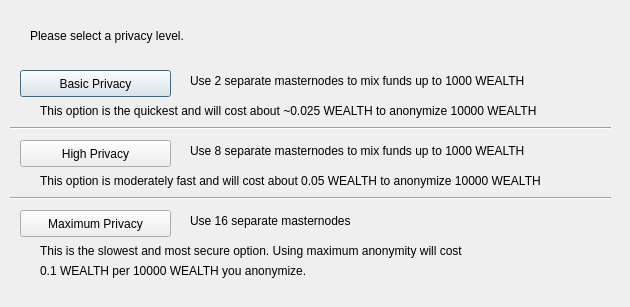
The window that src/qt/forms/obfuscationconfig.ui (hashplatform/WealthSilo) describes before a commit, drawn with Qt 5.
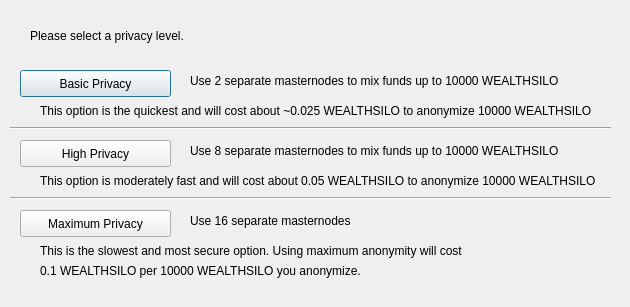
The same window after the commit.

```diff
--- a/src/qt/forms/obfuscationconfig.ui
+++ b/src/qt/forms/obfuscationconfig.ui
@@ -75,7 +75,7 @@
     </rect>
    </property>
    <property name="text">
-    <string>Use 2 separate masternodes to mix funds up to 1000 WEALTH</string>
+    <string>Use 2 separate masternodes to mix funds up to 10000 WEALTHSILO</string>
    </property>
   </widget>
   <widget class="QLabel" name="label_3">
@@ -88,7 +88,7 @@
     </rect>
    </property>
    <property name="text">
-    <string>Use 8 separate masternodes to mix funds up to 1000 WEALTH</string>
+    <string>Use 8 separate masternodes to mix funds up to 10000 WEALTHSILO</string>
    </property>
   </widget>
   <widget class="QLabel" name="label_4">
@@ -114,7 +114,7 @@
     </rect>
    </property>
    <property name="text">
-    <string>This option is the quickest and will cost about ~0.025 WEALTH to anonymize 10000 WEALTH</string>
+    <string>This option is the quickest and will cost about ~0.025 WEALTHSILO to anonymize 10000 WEALTHSILO</string>
    </property>
   </widget>
   <widget class="QLabel" name="label_7">
@@ -127,7 +127,7 @@
     </rect>
    </property>
    <property name="text">
-    <string>This option is moderately fast and will cost about 0.05 WEALTH to anonymize 10000 WEALTH</string>
+    <string>This option is moderately fast and will cost about 0.05 WEALTHSILO to anonymize 10000 WEALTHSILO</string>
    </property>
   </widget>
   <widget class="QLabel" name="label_8">
@@ -153,7 +153,7 @@
     </rect>
    </property>
    <property name="text">
-    <string>0.1 WEALTH per 10000 WEALTH you anonymize.</string>
+    <string>0.1 WEALTHSILO per 10000 WEALTHSILO you anonymize.</string>
    </property>
   </widget>
   <widget class="Line" name="line">
```
